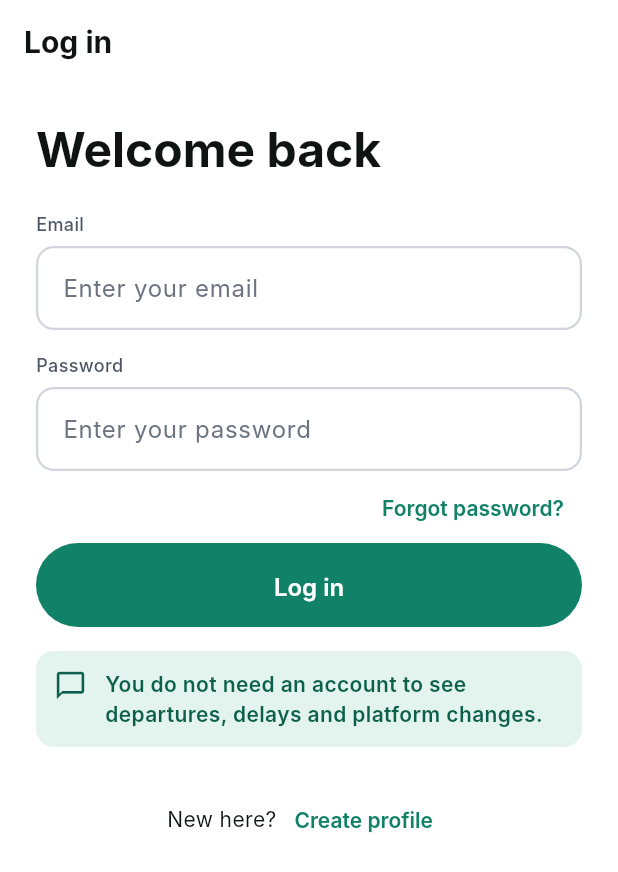
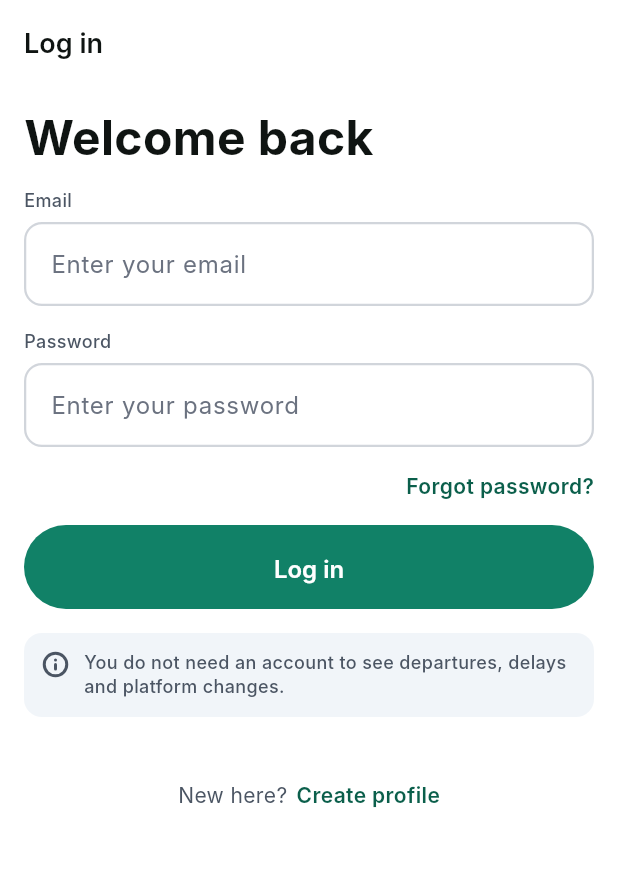
Before and after one commit to malindu-asc/SmartRail, a Flutter app: the LoginScreen screen opened by its route, on a phone screen of 412 x 824 dp. Shown: the top 872 px of the screen. Run offline on Flutter 3.47's test engine with Material 3 defaults, Android fonts, the light colour scheme and no system bars; our stand-ins replace dio, flutter_riverpod, flutter_secure_storage, flutter_svg, fpdart, go_router and 3 more; accounts and stored records are empty; network calls fail; Roboto replaces fonts that are missing (Inter).

Commit message:
feat(mobile): match Me, Log in, Alerts and Disruption to the Figma values

```diff
--- a/apps/mobile/apps/passenger/lib/features/auth/presentation/screens/create_profile_screen.dart
+++ b/apps/mobile/apps/passenger/lib/features/auth/presentation/screens/create_profile_screen.dart
@@ -92,7 +92,7 @@ class _CreateProfileScreenState extends ConsumerState<CreateProfileScreen> {
     final theme = Theme.of(context);
 
     return Scaffold(
-      appBar: AppBar(title: Text(l10n.createTitle)),
+      appBar: SmartRailAppBar(title: Text(l10n.createTitle)),
       body: SafeArea(
         child: ListView(
           padding: const EdgeInsets.all(SmartRailSpacing.xl),
--- a/apps/mobile/apps/passenger/lib/features/auth/presentation/screens/login_screen.dart
+++ b/apps/mobile/apps/passenger/lib/features/auth/presentation/screens/login_screen.dart
@@ -77,16 +77,21 @@ class _LoginScreenState extends ConsumerState<LoginScreen> {
   @override
   Widget build(BuildContext context) {
     final l10n = AppLocalizations.of(context);
-    final theme = Theme.of(context);
 
     return Scaffold(
-      appBar: AppBar(title: Text(l10n.loginTitle)),
+      backgroundColor: SmartRailColors.page,
+      appBar: SmartRailAppBar(title: Text(l10n.loginTitle)),
       body: SafeArea(
         child: ListView(
-          padding: const EdgeInsets.all(SmartRailSpacing.xl),
+          padding: const EdgeInsets.all(16),
           children: [
-            Text(l10n.loginWelcome, style: theme.textTheme.headlineLarge),
-            const SizedBox(height: SmartRailSpacing.xl),
+            Text(
+              l10n.loginWelcome,
+              style: SmartRailType.headline.copyWith(
+                color: SmartRailColors.textPrimary,
+              ),
+            ),
+            const SizedBox(height: 16),
             SmartRailTextField(
               label: l10n.emailLabel,
               hint: l10n.emailHint,
@@ -94,7 +99,7 @@ class _LoginScreenState extends ConsumerState<LoginScreen> {
               keyboardType: TextInputType.emailAddress,
               autofillHints: const [AutofillHints.email],
             ),
-            const SizedBox(height: SmartRailSpacing.lg),
+            const SizedBox(height: 16),
             SmartRailTextField(
               label: l10n.passwordLabel,
               hint: l10n.passwordHint,
@@ -102,38 +107,81 @@ class _LoginScreenState extends ConsumerState<LoginScreen> {
               obscureText: true,
               autofillHints: const [AutofillHints.password],
             ),
+            const SizedBox(height: 16),
             Align(
               alignment: Alignment.centerRight,
-              child: TextButton(
-                onPressed: _forgot,
-                child: Text(l10n.forgotPassword),
+              child: GestureDetector(
+                onTap: _forgot,
+                child: Text(
+                  l10n.forgotPassword,
+                  style: SmartRailType.label14.copyWith(
+                    color: SmartRailColors.primaryPressed,
+                  ),
+                ),
               ),
             ),
+            const SizedBox(height: 16),
             if (_error != null) ...[
               InfoBanner(kind: BannerKind.warning, title: _error!),
-              const SizedBox(height: SmartRailSpacing.md),
+              const SizedBox(height: 16),
             ],
             SmartRailButton(
               label: l10n.loginTitle,
               onPressed: _busy ? null : _submit,
             ),
-            const SizedBox(height: SmartRailSpacing.lg),
-            InfoBanner(
-              kind: BannerKind.message,
-              title: l10n.loginNoAccountNeeded,
+            const SizedBox(height: 16),
+            DecoratedBox(
+              decoration: BoxDecoration(
+                color: SmartRailColors.staleBg,
+                borderRadius: BorderRadius.circular(SmartRailRadius.md),
+              ),
+              child: Padding(
+                padding: const EdgeInsets.all(12),
+                child: Row(
+                  crossAxisAlignment: CrossAxisAlignment.start,
+                  children: [
+                    const SvgIcon(
+                      AppIcons.info,
+                      size: 18,
+                      color: SmartRailColors.staleText,
+                    ),
+                    const SizedBox(width: 10),
+                    Expanded(
+                      child: Text(
+                        l10n.loginNoAccountNeeded,
+                        style: SmartRailType.caption.copyWith(
+                          color: SmartRailColors.staleText,
+                        ),
+                      ),
+                    ),
+                  ],
+                ),
+              ),
             ),
-            const SizedBox(height: SmartRailSpacing.xl),
-            Center(
+            const SizedBox(height: 32),
+            Padding(
+              padding: const EdgeInsets.symmetric(vertical: 10),
               child: Wrap(
-                crossAxisAlignment: WrapCrossAlignment.center,
+                alignment: WrapAlignment.center,
+                spacing: 6,
                 children: [
-                  Text(l10n.loginNew, style: theme.textTheme.bodyMedium),
-                  TextButton(
-                    onPressed: _busy
+                  Text(
+                    l10n.loginNew,
+                    style: SmartRailType.body14.copyWith(
+                      color: SmartRailColors.textSecondary,
+                    ),
+                  ),
+                  GestureDetector(
+                    onTap: _busy
                         ? null
                         : () =>
                               context.pushReplacement(AppRoutes.createProfile),
-                    child: Text(l10n.loginCreate),
+                    child: Text(
+                      l10n.loginCreate,
+                      style: SmartRailType.label14.copyWith(
+                        color: SmartRailColors.primaryPressed,
+                      ),
+                    ),
                   ),
                 ],
               ),
```
Also changed, not shown: apps/mobile/apps/passenger/lib/features/alerts/presentation/screens/alerts_screen.dart (+34 -26 lines), apps/mobile/apps/passenger/lib/features/disruptions/disruption_widgets.dart (+90 -70 lines), apps/mobile/apps/passenger/lib/features/me/presentation/screens/me_screen.dart (+82 -45 lines).
